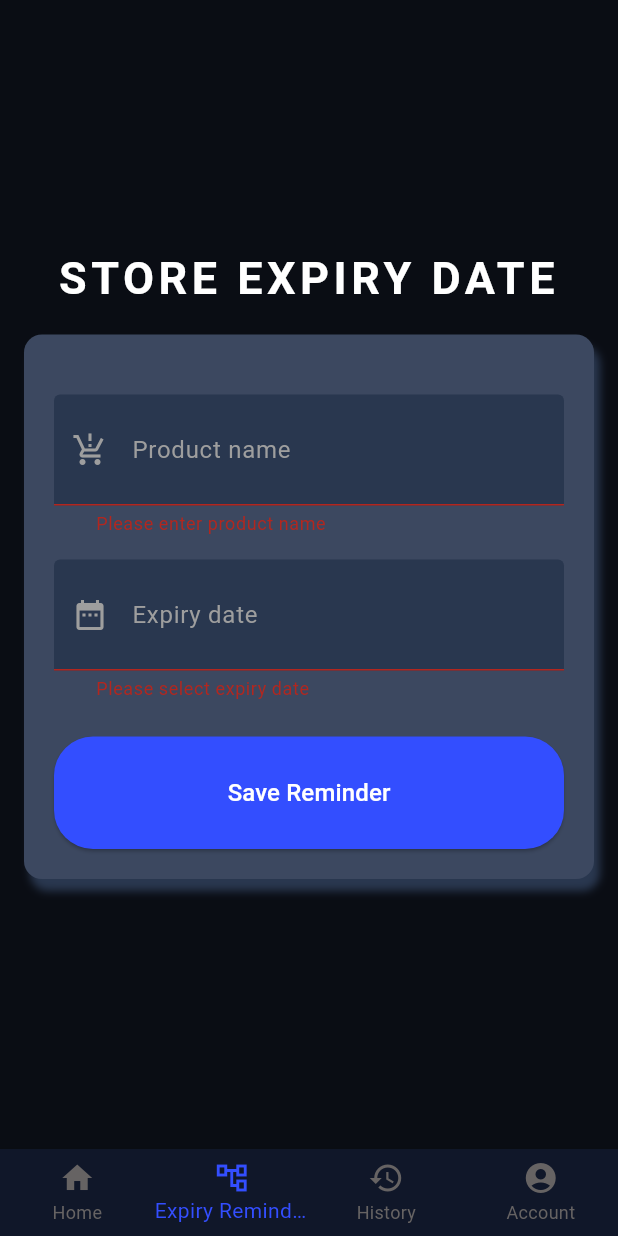
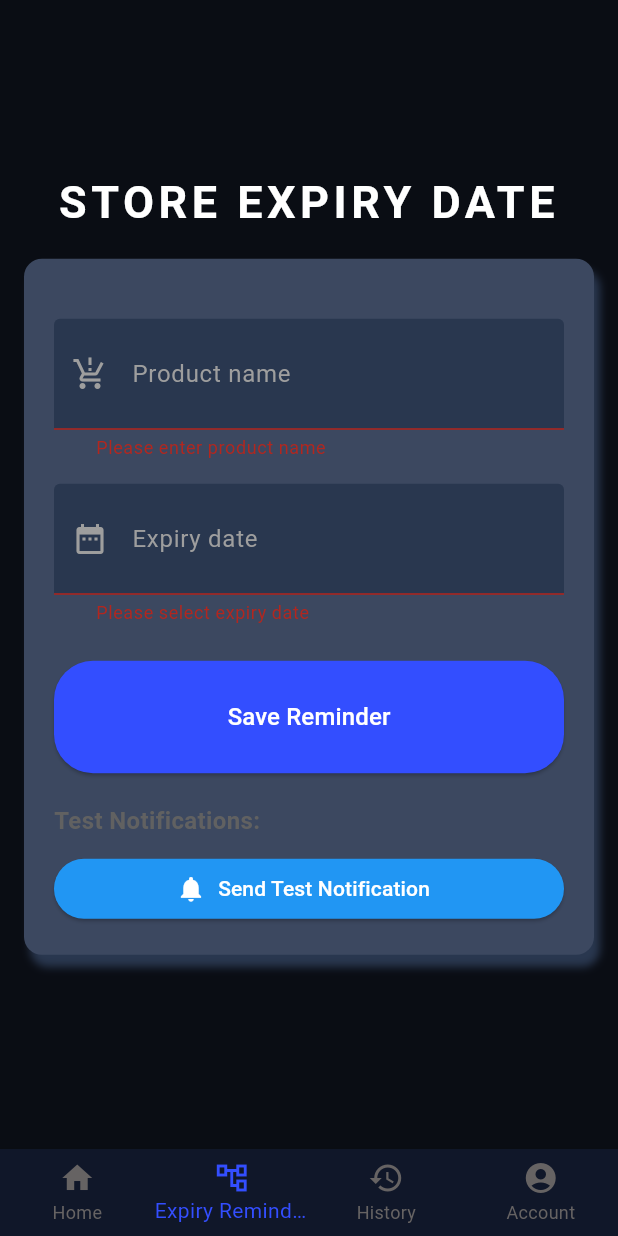
Before and after one commit to Syeda-Nabihaa/TrackNcheck, a Flutter app: the screen it shows after launch, item 2 of the bottom bar chosen, after a tap on "Save Reminder", on a phone screen of 412 x 824 dp. Run offline on Flutter 3.47's test engine with Material 3 defaults, Android fonts, the phone set to English and light mode, and no system bars; our stand-ins replace cloud_firestore, firebase_auth, firebase_core, firebase_messaging, flutter_easyloading, flutter_local_notifications and 5 more; missing offline and left inert: mobile_scanner; accounts and stored records are empty.

Commit message:
notification work done

```diff
--- /dev/null
+++ b/lib/Services/NotificationService.dart
@@ -0,0 +1,239 @@
+import 'package:firebase_messaging/firebase_messaging.dart';
+import 'package:flutter_local_notifications/flutter_local_notifications.dart';
+import 'package:timezone/timezone.dart' as tz;
+import 'package:timezone/data/latest.dart' as tz;
+
+class NotificationService {
+  static final NotificationService _instance = NotificationService._internal();
+  factory NotificationService() => _instance;
+  NotificationService._internal();
+
+  static final FlutterLocalNotificationsPlugin _notifications =
+      FlutterLocalNotificationsPlugin();
+
+  Future<void> initialize() async {
+    tz.initializeTimeZones();
+
+    const AndroidInitializationSettings androidSettings =
+        AndroidInitializationSettings('@mipmap/ic_launcher');
+
+    const DarwinInitializationSettings iosSettings =
+        DarwinInitializationSettings();
+
+    const InitializationSettings settings = InitializationSettings(
+      android: androidSettings,
+      iOS: iosSettings,
+    );
+
+    await _notifications.initialize(settings);
+
+    // Create notification channel for Android
+    const AndroidNotificationChannel channel = AndroidNotificationChannel(
+      'expiry_channel',
+      'Expiry Reminders',
+      description: 'Notifications for product expiry reminders',
+      importance: Importance.high,
+    );
+
+    await _notifications
+        .resolvePlatformSpecificImplementation<
+            AndroidFlutterLocalNotificationsPlugin>()
+        ?.createNotificationChannel(channel);
+
+    // Request permissions
+    await FirebaseMessaging.instance.requestPermission(
+      alert: true,
+      badge: true,
+      sound: true,
+    );
+
+    // Handle background messages
+    FirebaseMessaging.onBackgroundMessage(_firebaseBackgroundMessage);
+  }
+
+  static Future<void> _firebaseBackgroundMessage(RemoteMessage message) async {
+    await _showNotification(
+      title: message.notification?.title ?? 'Expiry Reminder',
+      body: message.notification?.body ?? 'Product expiry date is near',
+    );
+  }
+
+  static Future<void> _showNotification({
+    required String title,
+    required String body,
+  }) async {
+    const AndroidNotificationDetails androidDetails =
+        AndroidNotificationDetails(
+      'expiry_channel',
+      'Expiry Reminders',
+      channelDescription: 'Notifications for product expiry reminders',
+      importance: Importance.high,
+      priority: Priority.high,
+    );
+
+    const DarwinNotificationDetails iosDetails = DarwinNotificationDetails();
+
+    const NotificationDetails details = NotificationDetails(
+      android: androidDetails,
+      iOS: iosDetails,
+    );
+
+    await _notifications.show(
+      DateTime.now().millisecondsSinceEpoch ~/ 1000,
+      title,
+      body,
+      details,
+    );
+  }
+
+  Future<void> scheduleExpiryNotificationAlt({
+  required String productName,
+  required DateTime expiryDate,
+  int daysBefore = 30,
+  int hour = 14, // Default reminder time: 2 PM
+  int minute = 0,
+}) async {
+  // 1️⃣ Calculate the reminder date
+  final DateTime notificationDate = expiryDate.subtract(Duration(days: daysBefore));
+
+  // 2️⃣ Set the reminder time (e.g., 2:00 PM)
+  final DateTime notificationDateTime = DateTime(
+    notificationDate.year,
+    notificationDate.month,
+    notificationDate.day,
+    hour,
+    minute,
+  );
+
+  final now = DateTime.now();
+
+  // 3️⃣ Fire immediately if the reminder time is already past
+  if (notificationDateTime.isBefore(now)) {
+    await _showNotification(
+      title: 'Expiry Reminder: $productName',
+      body: 'Your product "$productName" expires on ${expiryDate.toString().split(' ')[0]}.',
+    );
+    return;
+  }
+
+  // 4️⃣ Schedule notification using timezone-aware DateTime
+  final tz.TZDateTime scheduledDate = tz.TZDateTime.from(
+    notificationDateTime,
+    tz.local,
+  );
+
+  // 5️⃣ Notification details
+  const AndroidNotificationDetails androidDetails = AndroidNotificationDetails(
+    'expiry_channel',
+    'Expiry Reminders',
+    channelDescription: 'Notifications for product expiry reminders',
+    importance: Importance.high,
+    priority: Priority.high,
+  );
+
+  const DarwinNotificationDetails iosDetails = DarwinNotificationDetails();
+
+  const NotificationDetails notificationDetails = NotificationDetails(
+    android: androidDetails,
+    iOS: iosDetails,
+  );
+
+  // 6️⃣ Schedule notification
+  await _notifications.zonedSchedule(
+    // Unique ID for each reminder
+    productName.hashCode + daysBefore,
+    'Expiry Reminder: $productName',
+    'Your product "$productName" expires on ${expiryDate.toString().split(' ')[0]}.',
+    scheduledDate,
+    notificationDetails,
+    androidScheduleMode: AndroidScheduleMode.exactAllowWhileIdle,
+    matchDateTimeComponents: null,
+
+  );
+}
+
+
+  Future<void> scheduleImmediateNotification({
+  required String productName,
+  required DateTime expiryDate,
+}) async {
+  // Fire immediately
+  const AndroidNotificationDetails androidDetails = AndroidNotificationDetails(
+    'expiry_channel',
+    'Expiry Reminders',
+    channelDescription: 'Immediate notifications for new products',
+    importance: Importance.high,
+    priority: Priority.high,
+  );
+
+  const DarwinNotificationDetails iosDetails = DarwinNotificationDetails();
+
+  const NotificationDetails notificationDetails = NotificationDetails(
+    android: androidDetails,
+    iOS: iosDetails,
+  );
+
+  await _notifications.show(
+    productName.hashCode, // unique ID for this product
+    'Expiry Reminder: $productName',
+    'Your product "$productName" expires on ${expiryDate.toString().split(' ')[0]}.',
+    notificationDetails,
+  );
+}
+
+
+
+  // ✅ Only 30 days and 7 days reminders now
+  Future<void> scheduleMultipleReminders({
+    required String productName,
+    required DateTime expiryDate,
+  }) async {
+    // 30 days before
+    await scheduleExpiryNotificationAlt(
+      productName: productName,
+      expiryDate: expiryDate,
+      daysBefore: 30,
+    );
+
+    // 7 days before
+    await scheduleExpiryNotificationAlt(
+      productName: productName,
+      expiryDate: expiryDate,
+      daysBefore: 7,
+    );
+     await scheduleImmediateNotification(
+  productName: productName,
+  expiryDate: expiryDate,
+);
+  }
+
+  Future<void> cancelNotification(int id) async {
+    await _notifications.cancel(id);
+  }
+
+  // Test method to check if notifications work
+  Future<void> testNotification() async {
+    const AndroidNotificationDetails androidDetails =
+        AndroidNotificationDetails(
+      'expiry_channel',
+      'Expiry Reminders',
+      channelDescription: 'Notifications for product expiry reminders',
+      importance: Importance.high,
+      priority: Priority.high,
+    );
+
+    const DarwinNotificationDetails iosDetails = DarwinNotificationDetails();
+
+    const NotificationDetails details = NotificationDetails(
+      android: androidDetails,
+      iOS: iosDetails,
+    );
+
+    await _notifications.show(
+      999,
+      'Test Notification',
+      'This is a test notification to verify setup',
+      details,
+    );
+  }
+}
--- a/lib/SetExpiry.dart
+++ b/lib/SetExpiry.dart
@@ -5,6 +5,7 @@ import 'package:trackncheck/components/InputFields.dart';
 import 'package:trackncheck/components/TextWidgets.dart';
 import 'package:trackncheck/components/constants.dart';
 import 'package:trackncheck/controller/ExpiryController.dart';
+import 'package:trackncheck/services/NotificationService.dart';
 
 class Setexpiry extends StatefulWidget {
   const Setexpiry({super.key});
@@ -17,8 +18,18 @@ class _SetexpiryState extends State<Setexpiry> {
   final _formKey = GlobalKey<FormState>();
   final TextEditingController _productNameController = TextEditingController();
   final TextEditingController _expiryDateController = TextEditingController();
+  final NotificationService _notificationService = NotificationService();
+  DateTime? selectedDate;
 
-  DateTime? selectedDate;
+  @override
+  void initState() {
+    super.initState();
+    _initializeNotifications();
+  }
+
+  Future<void> _initializeNotifications() async {
+    await _notificationService.initialize();
+  }
 
   Future<void> _pickDate(BuildContext context) async {
     final DateTime? picked = await showDatePicker(
@@ -41,18 +52,21 @@ class _SetexpiryState extends State<Setexpiry> {
         productName: _productNameController.text,
         expiryDate: selectedDate!,
       );
-      ScaffoldMessenger.of(context).showSnackBar(
-        const SnackBar(content: Text('Reminder saved')),
-      );
+
+
 
       _productNameController.clear();
       _expiryDateController.clear();
       selectedDate = null;
     } catch (e) {
-      ScaffoldMessenger.of(
-        context,
-      ).showSnackBar(SnackBar(content: Text('Failed to save: $e')));
+      ScaffoldMessenger.of(context).showSnackBar(
+        SnackBar(content: Text('Failed to save: $e')),
+      );
     }
+  }
+
+  Future<void> _testNotification() async {
+    await _notificationService.testNotification();
   }
 
   @override
@@ -67,7 +81,6 @@ class _SetexpiryState extends State<Setexpiry> {
             padding: const EdgeInsets.all(16.0),
             child: Form(
               key: _formKey,
-
               child: Container(
                 width: 450,
                 padding: const EdgeInsets.all(20),
@@ -78,7 +91,7 @@ class _SetexpiryState extends State<Setexpiry> {
                     BoxShadow(
                       color: ColorConstants.fieldsColor,
                       blurRadius: 4,
-                      offset: Offset(4, 8), // Shadow position
+                      offset: Offset(4, 8),
                     ),
                   ],
                 ),
@@ -86,7 +99,6 @@ class _SetexpiryState extends State<Setexpiry> {
                   mainAxisSize: MainAxisSize.min,
                   crossAxisAlignment: CrossAxisAlignment.start,
                   children: [
-                    // Form Title
                     const SizedBox(height: 20),
 
                     // Product Name Field
@@ -98,7 +110,7 @@ class _SetexpiryState extends State<Setexpiry> {
                     ),
                     const SizedBox(height: 16),
 
-                    // Expiry Date Field (Date Picker)
+                    // Expiry Date Field
                     GestureDetector(
                       onTap: () => _pickDate(context),
                       child: AbsorbPointer(
@@ -112,17 +124,43 @@ class _SetexpiryState extends State<Setexpiry> {
                     ),
                     const SizedBox(height: 24),
 
-                    // Submit Button
+                    // Save Button
                     SizedBox(
                       width: double.infinity,
                       child: Button(
                         text: "Save Reminder",
                         onPressed: () {
-                          if (_formKey.currentState!.validate() &&
-                              selectedDate != null) {
+                          if (_formKey.currentState!.validate() && selectedDate != null) {
                             saveReminder();
                           }
                         },
+                      ),
+                    ),
+
+                    const SizedBox(height: 20),
+
+                    // Test Buttons Section
+                    Text(
+                      'Test Notifications:',
+                      style: TextStyle(
+                        fontSize: 16,
+                        fontWeight: FontWeight.bold,
+                        color: Colors.grey[700],
+                      ),
+                    ),
+                    const SizedBox(height: 10),
+
+                    // Test Immediate Notification Button
+                    SizedBox(
+                      width: double.infinity,
+                      child: ElevatedButton.icon(
+                        onPressed: _testNotification,
+                        icon: const Icon(Icons.notifications, size: 20),
+                        label: const Text('Send Test Notification'),
+                        style: ElevatedButton.styleFrom(
+                          backgroundColor: Colors.blue,
+                          foregroundColor: Colors.white,
+                        ),
                       ),
                     ),
                   ],
--- a/lib/controller/ExpiryController.dart
+++ b/lib/controller/ExpiryController.dart
@@ -1,16 +1,100 @@
 import 'package:cloud_firestore/cloud_firestore.dart';
+import 'package:trackncheck/Services/NotificationService.dart';
 
+// import 'package:intl/intl.dart';
 class Expirycontroller {
-  static FirebaseFirestore _firebaseFireStore = FirebaseFirestore.instance;
-
   static Future<void> saveExpiryReminder({
     required String productName,
     required DateTime expiryDate,
   }) async {
-    await _firebaseFireStore.collection('expiry_reminders').add({
-      'product_name': productName.trim(),
-      'expiry_date': Timestamp.fromDate(expiryDate),
-      'created_at': FieldValue.serverTimestamp(),
-    });
+    try {
+      // Save to Firebase
+      await FirebaseFirestore.instance.collection('expiry_reminders').add({
+        'productName': productName,
+        'expiryDate': expiryDate,
+        'createdAt': DateTime.now(),
+      });
+
+      // Schedule multiple notifications
+      await NotificationService().scheduleMultipleReminders(
+        productName: productName,
+        expiryDate: expiryDate,
+      );
+
+    } catch (e) {
+      throw Exception('Failed to save reminder: $e');
+    }
+  }
+
+  static Future<void> scheduleAllPendingNotifications() async {
+    try {
+      final snapshot = await FirebaseFirestore.instance
+          .collection('expiry_reminders')
+          .where('expiryDate', isGreaterThan: DateTime.now())
+          .get();
+
+      for (var doc in snapshot.docs) {
+        final productName = doc['productName'];
+        final expiryDate = (doc['expiryDate'] as Timestamp).toDate();
+
+        await NotificationService().scheduleMultipleReminders(
+          productName: productName,
+          expiryDate: expiryDate,
+        );
+      }
+    } catch (e) {
+      print('Error scheduling notifications: $e');
+    }
+  }
+
+  // Method to update existing reminders
+  static Future<void> updateExpiryReminder({
+    required String docId,
+    required String productName,
+    required DateTime expiryDate,
+  }) async {
+    try {
+      // Cancel existing notifications
+      await NotificationService().cancelNotification(productName.hashCode);
+
+      // Update Firebase
+      await FirebaseFirestore.instance
+          .collection('expiry_reminders')
+          .doc(docId)
+          .update({
+        'productName': productName,
+        'expiryDate': expiryDate,
+        'updatedAt': DateTime.now(),
+      });
+
+      // Schedule new notifications
+      await NotificationService().scheduleMultipleReminders(
+        productName: productName,
+        expiryDate: expiryDate,
+      );
+
+    } catch (e) {
+      throw Exception('Failed to update reminder: $e');
+    }
+  }
+
+  // Method to delete reminder
+  static Future<void> deleteExpiryReminder({
+    required String docId,
+    required String productName,
+  }) async {
+    try {
+      // Cancel notifications
+      await NotificationService().cancelNotification(productName.hashCode);
+
+      // Delete from Firebase
+      await FirebaseFirestore.instance
+          .collection('expiry_reminders')
+          .doc(docId)
+          .delete();
+
+    } catch (e) {
+      throw Exception('Failed to delete reminder: $e');
+    }
   }
 }
--- a/lib/main.dart
+++ b/lib/main.dart
@@ -1,6 +1,7 @@
 import 'package:flutter/material.dart';
 import 'package:flutter_easyloading/flutter_easyloading.dart';
 import 'package:get/get.dart';
+import 'package:trackncheck/Services/NotificationService.dart';
 import 'package:trackncheck/SetExpiry.dart';
 import 'package:firebase_core/firebase_core.dart';
 import 'package:trackncheck/Welcome.dart';
@@ -8,11 +9,27 @@
 import 'package:trackncheck/controller/ScanHistoryController.dart';
 import 'package:trackncheck/firebase_options.dart';
 
+import 'package:flutter/material.dart';
+import 'package:firebase_core/firebase_core.dart';
+
+import 'package:trackncheck/controller/ExpiryController.dart';
+
 void main() async {
   WidgetsFlutterBinding.ensureInitialized();
-  await Firebase.initializeApp(options: DefaultFirebaseOptions.currentPlatform);
-  Get.put(ScanHistoryController()); // Scan History Controller
-  runApp(const MyApp());
+
+  // Initialize Firebase
+  await Firebase.initializeApp();
+
+  // Initialize notifications
+  final notificationService = NotificationService();
+  await notificationService.initialize();
+
+  // Schedule all pending notifications on app start
+  WidgetsBinding.instance.addPostFrameCallback((_) {
+    Expirycontroller.scheduleAllPendingNotifications();
+  });
+
+  runApp(MyApp());
 }
 
 class MyApp extends StatelessWidget {
@@ -26,7 +43,7 @@
       theme: ThemeData(
         appBarTheme: AppBarTheme(iconTheme: IconThemeData(color: Colors.white)),
       ),
-      home: Navigationbar()
+      home: Navigationbar(),
     );
   }
 }
--- a/pubspec.yaml
+++ b/pubspec.yaml
@@ -51,7 +51,11 @@ dependencies:
   http: ^1.4.0
   google_sign_in: ^6.3.0
   intl: ^0.20.2
+  flutter_local_notifications: ^19.4.0
   firebase_messaging: ^15.2.10
+  timezone: ^0.10.1
+  workmanager: ^0.9.0+2
+
 
 dev_dependencies:
   flutter_test:
```
Also changed, not shown: pubspec.lock, 4 other files.
